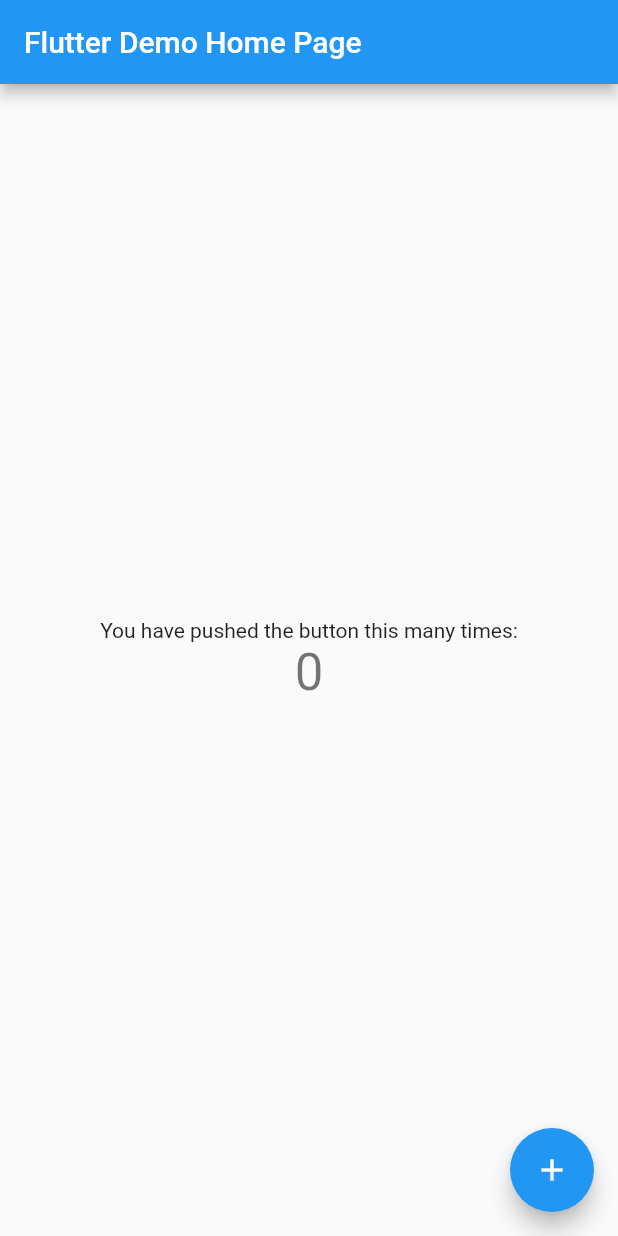
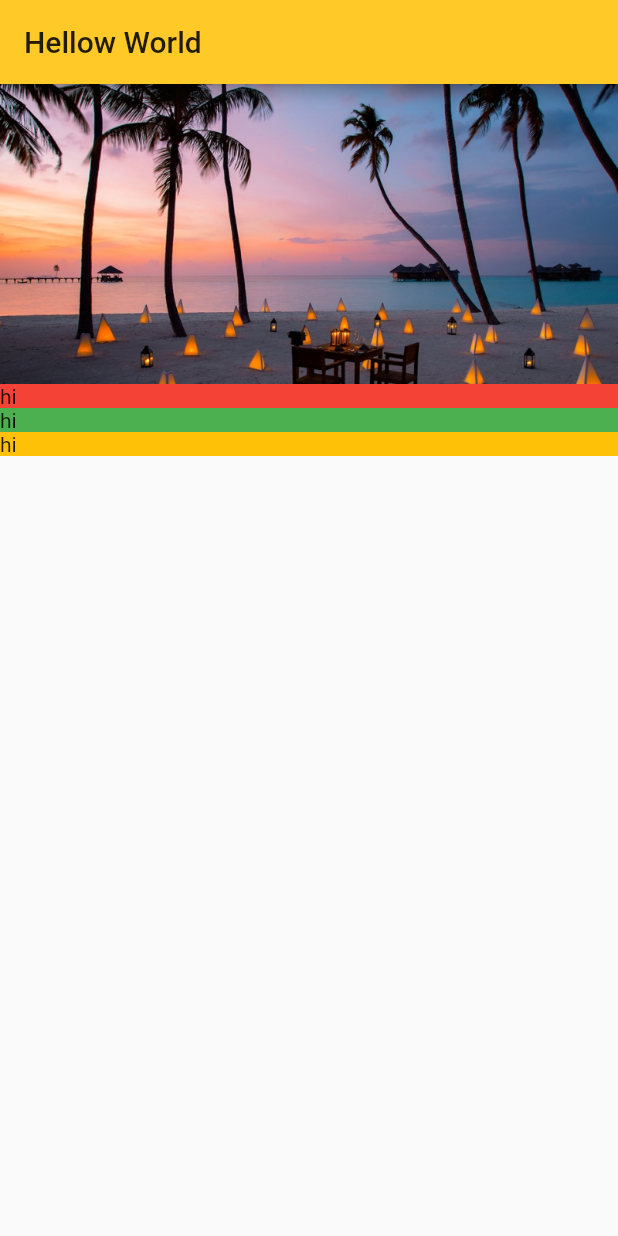
Before and after one commit to akshatsingh1718/destination-flutter, a Flutter app: the screen it shows after launch, on a phone screen of 412 x 824 dp. Run offline on Flutter 3.47's test engine with Material 2 defaults, Android fonts, the phone set to English and light mode, and no system bars.

Commit message:
added ImageBanner in destination screen

```diff
--- a/lib/main.dart
+++ b/lib/main.dart
@@ -1,117 +1,11 @@
 import 'package:flutter/material.dart';
+import './screens/app.dart';
 
-void main() {
-  runApp(MyApp());
-}
+void main() => runApp(MyApp());
 
 class MyApp extends StatelessWidget {
-  // This widget is the root of your application.
   @override
   Widget build(BuildContext context) {
-    return MaterialApp(
-      title: 'Flutter Demo',
-      theme: ThemeData(
-        // This is the theme of your application.
-        //
-        // Try running your application with "flutter run". You'll see the
-        // application has a blue toolbar. Then, without quitting the app, try
-        // changing the primarySwatch below to Colors.green and then invoke
-        // "hot reload" (press "r" in the console where you ran "flutter run",
-        // or simply save your changes to "hot reload" in a Flutter IDE).
-        // Notice that the counter didn't reset back to zero; the application
-        // is not restarted.
-        primarySwatch: Colors.blue,
-        // This makes the visual density adapt to the platform that you run
-        // the app on. For desktop platforms, the controls will be smaller and
-        // closer together (more dense) than on mobile platforms.
-        visualDensity: VisualDensity.adaptivePlatformDensity,
-      ),
-      home: MyHomePage(title: 'Flutter Demo Home Page'),
-    );
+    return App();
   }
 }
-
-class MyHomePage extends StatefulWidget {
-  MyHomePage({Key key, this.title}) : super(key: key);
-
-  // This widget is the home page of your application. It is stateful, meaning
-  // that it has a State object (defined below) that contains fields that affect
-  // how it looks.
-
-  // This class is the configuration for the state. It holds the values (in this
-  // case the title) provided by the parent (in this case the App widget) and
-  // used by the build method of the State. Fields in a Widget subclass are
-  // always marked "final".
-
-  final String title;
-
-  @override
-  _MyHomePageState createState() => _MyHomePageState();
-}
-
-class _MyHomePageState extends State<MyHomePage> {
-  int _counter = 0;
-
-  void _incrementCounter() {
-    setState(() {
-      // This call to setState tells the Flutter framework that something has
-      // changed in this State, which causes it to rerun the build method below
-      // so that the display can reflect the updated values. If we changed
-      // _counter without calling setState(), then the build method would not be
-      // called again, and so nothing would appear to happen.
-      _counter++;
-    });
-  }
-
-  @override
-  Widget build(BuildContext context) {
-    // This method is rerun every time setState is called, for instance as done
-    // by the _incrementCounter method above.
-    //
-    // The Flutter framework has been optimized to make rerunning build methods
-    // fast, so that you can just rebuild anything that needs updating rather
-    // than having to individually change instances of widgets.
-    return Scaffold(
-      appBar: AppBar(
-        // Here we take the value from the MyHomePage object that was created by
-        // the App.build method, and use it to set our appbar title.
-        title: Text(widget.title),
-      ),
-      body: Center(
-        // Center is a layout widget. It takes a single child and positions it
-        // in the middle of the parent.
-        child: Column(
-          // Column is also a layout widget. It takes a list of children and
-          // arranges them vertically. By default, it sizes itself to fit its
-          // children horizontally, and tries to be as tall as its parent.
-          //
-          // Invoke "debug painting" (press "p" in the console, choose the
-          // "Toggle Debug Paint" action from the Flutter Inspector in Android
-          // Studio, or the "Toggle Debug Paint" command in Visual Studio Code)
-          // to see the wireframe for each widget.
-          //
-          // Column has various properties to control how it sizes itself and
-          // how it positions its children. Here we use mainAxisAlignment to
-          // center the children vertically; the main axis here is the vertical
-          // axis because Columns are vertical (the cross axis would be
-          // horizontal).
-          mainAxisAlignment: MainAxisAlignment.center,
-          children: <Widget>[
-            Text(
-              'You have pushed the button this many times:',
-            ),
-            Text(
-              '$_counter',
-              style: Theme.of(context).textTheme.headline4,
-            ),
-          ],
-        ),
-      ),
-      floatingActionButton: FloatingActionButton(
-        onPressed: _incrementCounter,
-        tooltip: 'Increment',
-        child: Icon(Icons.add),
-      ), // This trailing comma makes auto-formatting nicer for build methods.
-    );
-  }
-}
--- /dev/null
+++ b/lib/screens/app.dart
@@ -0,0 +1,12 @@
+import 'package:flutter/material.dart';
+import './location_detail/location_detail.dart';
+
+class App extends StatelessWidget {
+  @override
+  Widget build(BuildContext context) {
+    return MaterialApp(
+      theme: ThemeData(primaryColor: Colors.amber[400]),
+      home: LocationDetail(),
+    );
+  }
+}
--- /dev/null
+++ b/lib/screens/location_detail/image_banner.dart
@@ -0,0 +1,22 @@
+import 'package:flutter/material.dart';
+
+class ImageBanner extends StatelessWidget {
+  final String _assetPath;
+
+  ImageBanner(this._assetPath);
+
+  @override
+  Widget build(BuildContext context) {
+    return Container(
+      constraints: BoxConstraints.expand(
+        height: 200.0,
+      ),
+      decoration: BoxDecoration(color: Colors.grey),
+      // calling Image named constructor eg- Image.<ConstructorName>
+      child: Image.asset(
+        _assetPath,
+        fit: BoxFit.cover,
+      ),
+    );
+  }
+}
--- /dev/null
+++ b/lib/screens/location_detail/location_detail.dart
@@ -0,0 +1,32 @@
+import 'package:flutter/material.dart';
+import './image_banner.dart';
+import './text_section.dart';
+
+class LocationDetail extends StatelessWidget {
+  @override
+  Widget build(BuildContext context) {
+    return Scaffold(
+      appBar: AppBar(
+        title: Text("Hellow World"),
+      ),
+      body: Column(
+        /*
+        For column MainAxisAlignment is from top to bottom
+        and for row left to right
+        */
+        mainAxisAlignment: MainAxisAlignment.start,
+        /**
+         * For column CrossAxisAlignment is opposite of MainAxisAlignment
+         * so it is left to right and same for Row as well.
+         */
+        crossAxisAlignment: CrossAxisAlignment.stretch,
+        children: [
+          ImageBanner("assets/images/dest.jpg"),
+          TextSection(Colors.red),
+          TextSection(Colors.green),
+          TextSection(Colors.amber),
+        ],
+      ),
+    );
+  }
+}
--- /dev/null
+++ b/lib/screens/location_detail/text_section.dart
@@ -0,0 +1,17 @@
+import 'package:flutter/material.dart';
+
+class TextSection extends StatelessWidget {
+  final Color _color;
+
+  TextSection(this._color);
+
+  @override
+  Widget build(BuildContext context) {
+    return Container(
+      decoration: BoxDecoration(
+        color: _color,
+      ),
+      child: Text("hi"),
+    );
+  }
+}
```
Also changed, not shown: pubspec.yaml (+3 -9 lines), assets/images/dest.jpg (added), assets/images/dest2.jpg (added).
